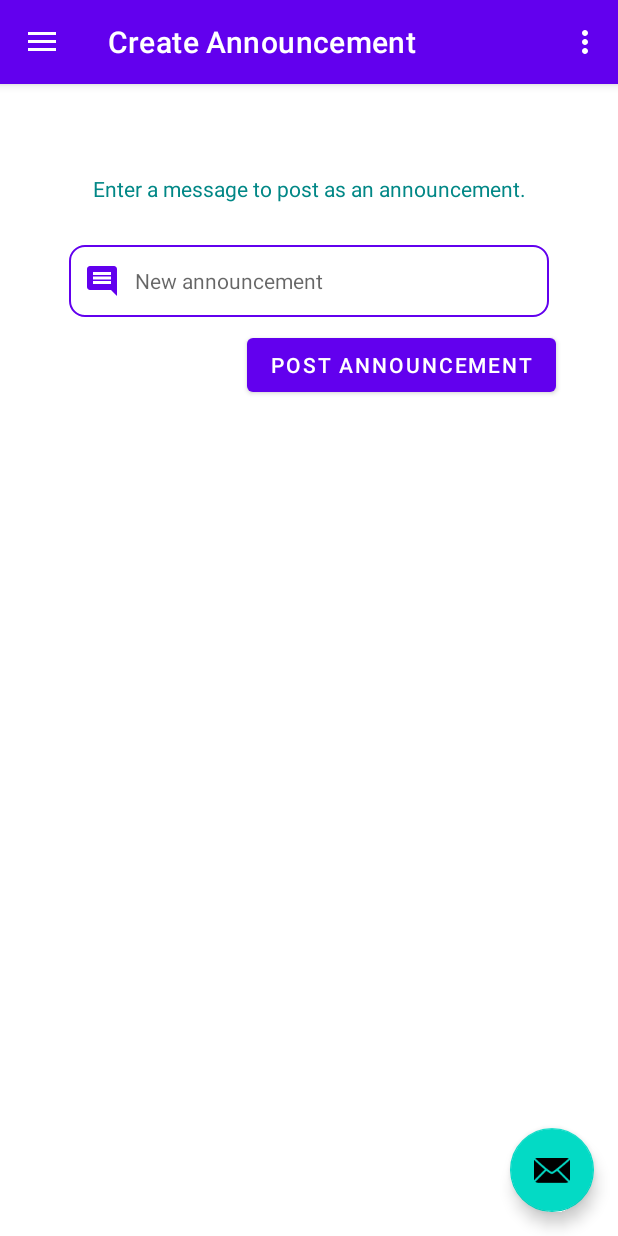
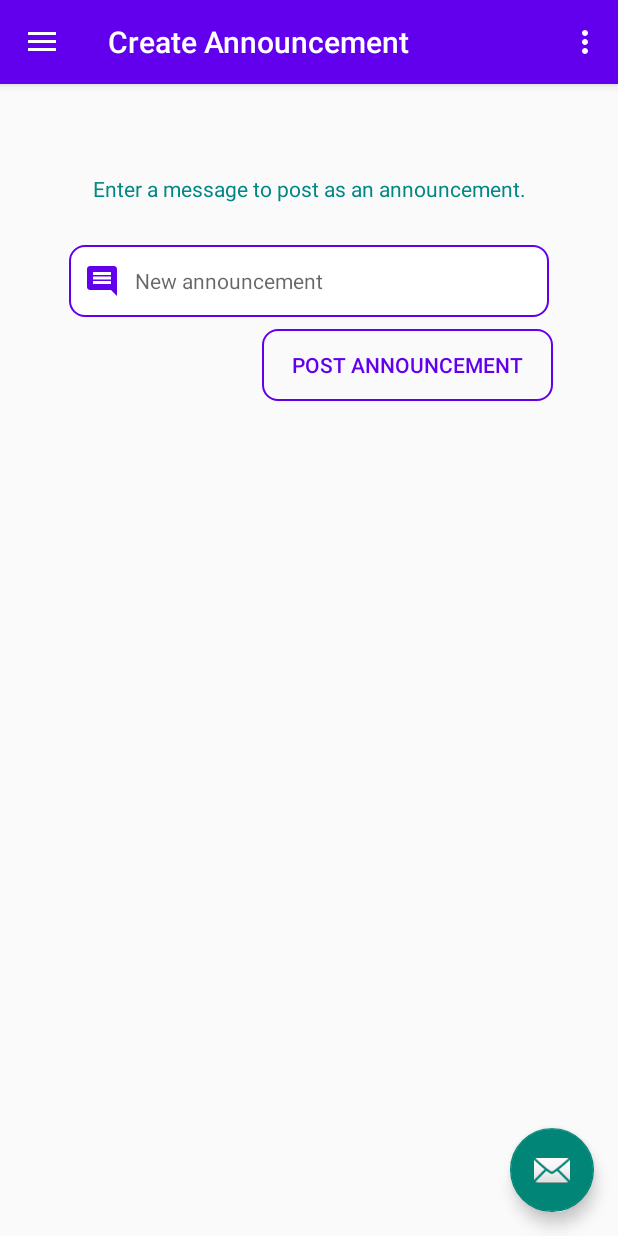
Before and after one commit to vincent-vw/CSCB07-Project, an Android app: the screen it shows after launch (MainActivity), in the side drawer, after a tap on "Create Announcement", on a phone screen of 412 x 824 dp. Run offline under Robolectric (Android 15) with nearby library versions, the light colour scheme and no system bars; our stand-ins replace Firebase (no records; nobody signed in at launch, a user with empty details on screens opened directly), navigation-ui.

Commit message:
Added custom button

```diff
--- /dev/null
+++ b/Application/app/src/main/res/drawable/custom_button.xml
@@ -0,0 +1,8 @@
+<?xml version="1.0" encoding="utf-8"?>
+<shape xmlns:android="http://schemas.android.com/apk/res/android" android:shape="rectangle">
+
+    <stroke android:color="@color/colorPrimary" android:width="1dp"/>
+    <corners android:radius="10dp"/>
+    <padding android:left="20dp" android:right="20dp"/>
+
+</shape>
--- a/Application/app/src/main/res/layout/fragment_create_announcement.xml
+++ b/Application/app/src/main/res/layout/fragment_create_announcement.xml
@@ -44,6 +44,8 @@
         android:layout_marginTop="8dp"
         android:onClick="onClickPostAnnouncement"
         android:text="Post announcement"
+        android:textColor="@color/colorPrimary"
+        android:background="@drawable/custom_button"
         app:layout_constraintEnd_toEndOf="parent"
         app:layout_constraintHorizontal_bias="0.8"
         app:layout_constraintStart_toStartOf="parent"
--- a/Application/app/src/main/res/values-night/themes.xml
+++ b/Application/app/src/main/res/values-night/themes.xml
@@ -1,6 +1,6 @@
 <resources xmlns:tools="http://schemas.android.com/tools">
     <!-- Base application theme. -->
-    <style name="Theme.CSCB07Project" parent="Theme.MaterialComponents.DayNight.DarkActionBar">
+    <style name="Theme.CSCB07Project" parent="Theme.AppCompat.Light.NoActionBar">
         <!-- Primary brand color. -->
         <item name="colorPrimary">@color/purple_200</item>
         <item name="colorPrimaryVariant">@color/purple_700</item>
--- a/Application/app/src/main/res/values/themes.xml
+++ b/Application/app/src/main/res/values/themes.xml
@@ -1,6 +1,6 @@
 <resources xmlns:tools="http://schemas.android.com/tools">
     <!-- Base application theme. -->
-    <style name="Theme.CSCB07Project" parent="Theme.MaterialComponents.DayNight.DarkActionBar">
+    <style name="Theme.CSCB07Project" parent="Theme.AppCompat.Light.NoActionBar">
         <!-- Primary brand color. -->
         <item name="colorPrimary">@color/purple_500</item>
         <item name="colorPrimaryVariant">@color/purple_700</item>
```
